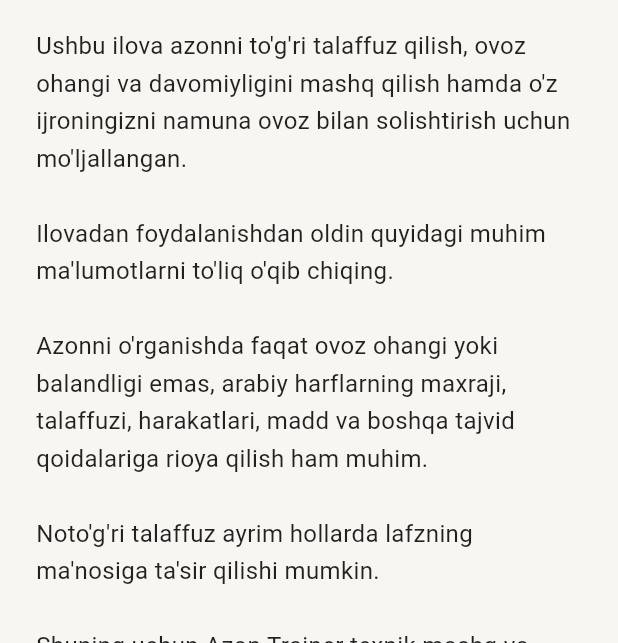
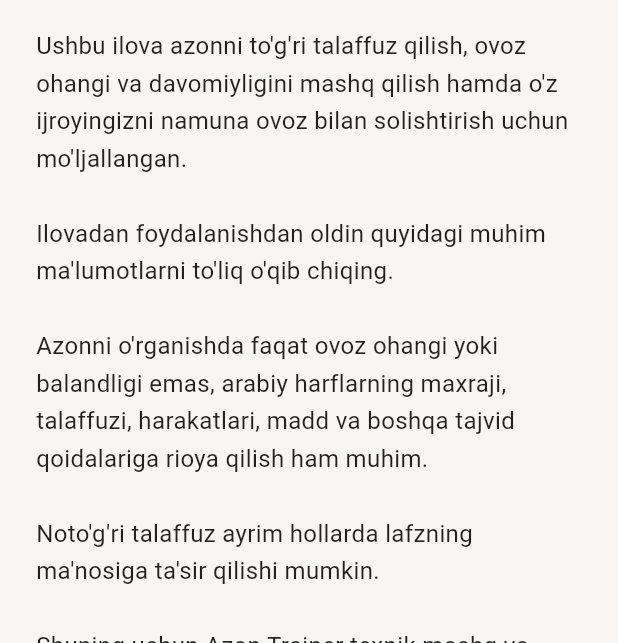
Before and after one commit to shokirovhabibillo/Azan_trainer, a Flutter app: the screen it shows after launch, on a phone screen of 412 x 824 dp, the part 171-814 px from its top. Run offline on Flutter 3.47's test engine with Material 3 defaults, Android fonts, the light colour scheme and no system bars; our stand-ins replace audioplayers, permission_handler, shared_preferences; missing offline and left inert: record, record_platform_interface.

Commit message:
Add files via upload

```diff
--- a/lib/data/onboarding_content.dart
+++ b/lib/data/onboarding_content.dart
@@ -10,7 +10,7 @@ const List<OnboardingPageContent> onboardingPages = [
     totalPages: 4,
     title: 'Azon Trainer\'ga xush kelibsiz',
     body: '''
-Ushbu ilova azonni to'g'ri talaffuz qilish, ovoz ohangi va davomiyligini mashq qilish hamda o'z ijroningizni namuna ovoz bilan solishtirish uchun mo'ljallangan.
+Ushbu ilova azonni to'g'ri talaffuz qilish, ovoz ohangi va davomiyligini mashq qilish hamda o'z ijroyingizni namuna ovoz bilan solishtirish uchun mo'ljallangan.
 
 Ilovadan foydalanishdan oldin quyidagi muhim ma'lumotlarni to'liq o'qib chiqing.
 
```
